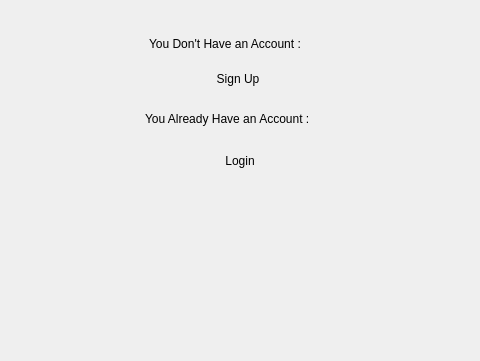
The window that ToDo/mainpanel.ui (Amirrezach1383/uiap-final-project) describes before a commit, drawn with Qt 5; both pictures show x 261 to 741 and y 306 to 667 of the 1000 by 667 pixel window.
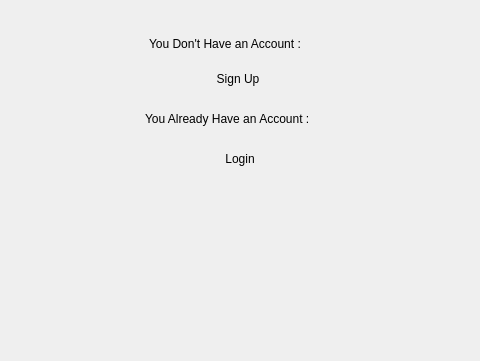
The same window after the commit. Icons and pictures are not drawn.

```diff
--- a/ToDo/mainpanel.ui
+++ b/ToDo/mainpanel.ui
@@ -52,7 +52,7 @@
     <property name="geometry">
      <rect>
       <x>381</x>
-      <y>442</y>
+      <y>440</y>
       <width>240</width>
       <height>50</height>
      </rect>
```
